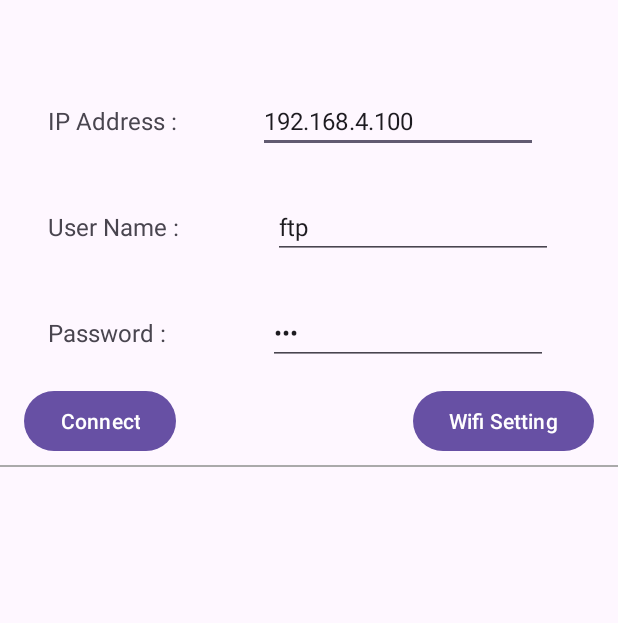
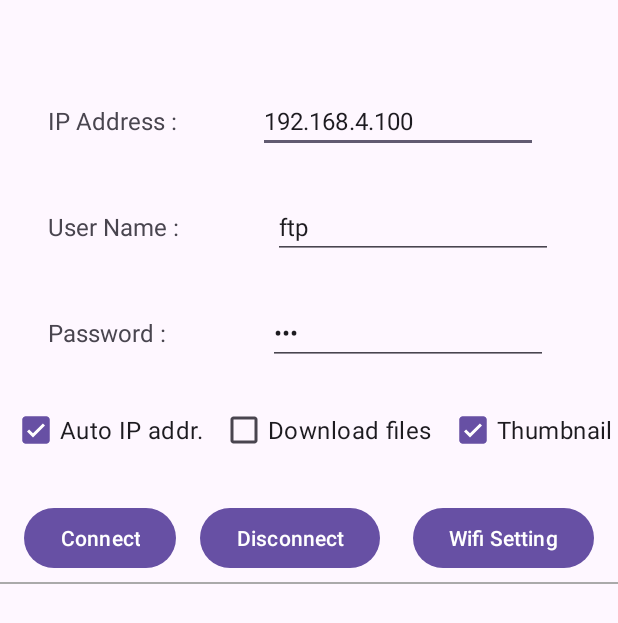
Before and after one commit to MRSa/TestSampleApp, an Android app: the screen it shows after launch (MainActivity), on a phone screen of 412 x 824 dp. Shown: the top 623 px of the screen. Run offline under Robolectric (Android 15) with nearby library versions, the phone set to English and light mode, and no system bars.

Commit message:
画面イメージについて、branchから展開。

```diff
--- a/app/src/main/java/net/osdn/ja/gokigen/testsampleapp/MainActivity.kt
+++ b/app/src/main/java/net/osdn/ja/gokigen/testsampleapp/MainActivity.kt
@@ -5,10 +5,12 @@ import android.content.pm.PackageManager
 import android.os.Build
 import androidx.appcompat.app.AppCompatActivity
 import android.os.Bundle
+import android.text.method.ScrollingMovementMethod
 import android.util.Log
 import android.view.View
 import android.view.WindowManager
 import android.widget.Button
+import android.widget.TextView
 import android.widget.Toast
 import androidx.core.app.ActivityCompat
 import androidx.core.content.ContextCompat
@@ -35,10 +37,14 @@ class MainActivity : AppCompatActivity()
         try
         {
             // ボタンと表示エリアを設定する
-            myDataProvider = MyDataProvider(findViewById(R.id.ip_address), findViewById(R.id.ftp_username), findViewById(R.id.ftp_password))
+            myDataProvider = MyDataProvider(findViewById(R.id.ip_address), findViewById(R.id.ftp_username), findViewById(R.id.ftp_password), findViewById(R.id.checkbox1), findViewById(R.id.checkbox2), findViewById(R.id.checkbox3))
             myListener = MyActionListener(this, myDataProvider, findViewById(R.id.text_information), findViewById(R.id.text_status))
             findViewById<Button>(R.id.btnConnect).visibility = View.INVISIBLE
+            findViewById<Button>(R.id.btnDisconnect).visibility = View.INVISIBLE
             findViewById<Button>(R.id.btnWifiSet).visibility = View.INVISIBLE
+
+            // TextViewの表示エリアをスクロールできるようにする
+            findViewById<TextView>(R.id.text_status).setMovementMethod(ScrollingMovementMethod())
 
             // 権限が確保されているか確認する
             if (allPermissionsGranted())
@@ -64,22 +70,24 @@ class MainActivity : AppCompatActivity()
         try
         {
             // ボタン押下を有効化する
-            val btn1 = findViewById<Button>(R.id.btnConnect)
-            btn1.setOnClickListener(myListener)
-            btn1.setOnLongClickListener(myListener)
-            btn1.visibility = View.VISIBLE
-
-            // ボタン押下を有効化する
-            val btn2 = findViewById<Button>(R.id.btnWifiSet)
-            btn2.setOnClickListener(myListener)
-            btn2.setOnLongClickListener(myListener)
-            btn2.visibility = View.VISIBLE
+            enableButton(R.id.btnConnect)
+            enableButton(R.id.btnDisconnect)
+            enableButton(R.id.btnWifiSet)
 
         }
         catch (e: Exception)
         {
             e.printStackTrace()
         }
+    }
+
+    private fun enableButton(id: Int)
+    {
+        // ボタン押下を有効化する
+        val btn1 = findViewById<Button>(id)
+        btn1.setOnClickListener(myListener)
+        btn1.setOnLongClickListener(myListener)
+        btn1.visibility = View.VISIBLE
     }
 
     private fun allPermissionsGranted() : Boolean
--- a/app/src/main/java/net/osdn/ja/gokigen/testsampleapp/MyDataProvider.kt
+++ b/app/src/main/java/net/osdn/ja/gokigen/testsampleapp/MyDataProvider.kt
@@ -1,11 +1,10 @@
 package net.osdn.ja.gokigen.testsampleapp
 
+import android.widget.CheckBox
 import android.widget.EditText
 
-class MyDataProvider(private val address: EditText, private val user: EditText, private val pass: EditText)
+class MyDataProvider(private val address: EditText, private val user: EditText, private val pass: EditText, private val check1: CheckBox, private val check2: CheckBox, private val check3: CheckBox)
 {
-
-
     fun getAddress() : String
     {
         return (address.text.toString())
@@ -18,7 +17,21 @@ class MyDataProvider(private val address: EditText, private val user: EditText,
 
     fun getPass() : String
     {
-        return (user.text.toString())
+        return (pass.text.toString())
     }
 
+    fun getCheck1() : Boolean
+    {
+        return (check1.isChecked)
+    }
+
+    fun getCheck2() : Boolean
+    {
+        return (check2.isChecked)
+    }
+
+    fun getCheck3() : Boolean
+    {
+        return (check3.isChecked)
+    }
 }
--- a/app/src/main/res/layout/activity_main.xml
+++ b/app/src/main/res/layout/activity_main.xml
@@ -29,7 +29,7 @@
         android:layout_marginTop="24dp"
         android:text="@string/lbl_connect"
         app:layout_constraintStart_toStartOf="parent"
-        app:layout_constraintTop_toBottomOf="@+id/textView4" />
+        app:layout_constraintTop_toBottomOf="@+id/layout_checkbox1" />
 
     <EditText
         android:id="@+id/ip_address"
@@ -41,8 +41,8 @@
         android:inputType="text"
         android:text="192.168.4.100"
         app:layout_constraintEnd_toEndOf="parent"
-        app:layout_constraintStart_toEndOf="@+id/textView2"
-        app:layout_constraintTop_toBottomOf="@+id/text_information" />
+        app:layout_constraintStart_toEndOf="@id/textView2"
+        app:layout_constraintTop_toBottomOf="@id/text_information" />
 
     <EditText
         android:id="@+id/ftp_username"
@@ -68,7 +68,7 @@
         android:inputType="textPassword"
         app:layout_constraintEnd_toEndOf="parent"
         app:layout_constraintHorizontal_bias="0.577"
-        app:layout_constraintStart_toEndOf="@+id/textView4"
+        app:layout_constraintStart_toEndOf="@id/textView4"
         app:layout_constraintTop_toBottomOf="@id/ftp_username" />
 
     <TextView
@@ -109,6 +109,49 @@
         app:layout_constraintStart_toStartOf="parent"
         app:layout_constraintTop_toBottomOf="@id/textView3" />
 
+    <LinearLayout
+        android:layout_width="match_parent"
+        android:layout_height="wrap_content"
+        android:id="@+id/layout_checkbox1"
+        app:layout_constraintStart_toStartOf="parent"
+        android:layout_marginTop="30dp"
+        android:layout_marginBottom="30dp"
+        app:layout_constraintTop_toBottomOf="@id/textView4"
+        android:orientation="horizontal">
+
+        <CheckBox
+            android:layout_width="wrap_content"
+            android:layout_height="wrap_content"
+            android:id="@+id/checkbox1"
+            android:layout_weight="1"
+            android:layout_marginStart="8dp"
+            android:layout_marginLeft="8dp"
+            android:textSize="16sp"
+            android:text="Auto IP addr."
+            android:checked="true" />
+
+        <CheckBox
+            android:layout_width="wrap_content"
+            android:layout_height="wrap_content"
+            android:id="@+id/checkbox2"
+            android:layout_weight="1"
+            android:layout_marginStart="8dp"
+            android:layout_marginLeft="8dp"
+            android:textSize="16sp"
+            android:text="Download files"
+            android:checked="false" />
+
+        <CheckBox
+            android:layout_width="wrap_content"
+            android:layout_height="wrap_content"
+            android:id="@+id/checkbox3"
+            android:layout_weight="1"
+            android:layout_marginStart="8dp"
+            android:layout_marginLeft="8dp"
+            android:textSize="16sp"
+            android:text="Thumbnail"
+            android:checked="true" />
+    </LinearLayout>
 
     <Button
         android:id="@+id/btnWifiSet"
@@ -119,7 +162,27 @@
         android:layout_marginRight="16dp"
         android:text="Wifi Setting"
         app:layout_constraintEnd_toEndOf="parent"
+        app:layout_constraintLeft_toRightOf="@id/btnDisconnect"
         app:layout_constraintBaseline_toBaselineOf="@id/btnConnect"
+        app:layout_constraintTop_toBottomOf="@id/ftp_password" />
+
+
+    <Button
+        android:id="@+id/btnDisconnect"
+        android:layout_width="wrap_content"
+        android:layout_height="wrap_content"
+        android:layout_marginTop="8dp"
+        android:layout_marginEnd="16dp"
+        android:layout_marginStart="10dp"
+        android:layout_marginLeft="10dp"
+        android:layout_marginRight="16dp"
+        android:text="Disconnect"
+        app:layout_constraintEnd_toEndOf="parent"
+        app:layout_constraintBaseline_toBaselineOf="@id/btnConnect"
+        app:layout_constraintLeft_toRightOf="@id/btnConnect"
+        app:layout_constraintRight_toLeftOf="@id/btnWifiSet"
+        app:layout_constraintStart_toEndOf="@id/btnConnect"
+        app:layout_constraintEnd_toStartOf="@id/btnWifiSet"
         app:layout_constraintTop_toBottomOf="@id/ftp_password" />
 
     <View
@@ -138,10 +201,9 @@
         android:layout_marginStart="8dp"
         android:layout_marginTop="16dp"
         android:layout_marginEnd="8dp"
-        android:textAlignment="center"
         android:textSize="20sp"
         android:scrollbars="vertical"
-        android:minLines="15"
+        android:minLines="18"
         app:layout_constraintStart_toStartOf="parent"
         app:layout_constraintHorizontal_bias="0.0"
         app:layout_constraintTop_toBottomOf="@id/separator"/>
--- a/build.gradle
+++ b/build.gradle
@@ -1,6 +1,6 @@
 // Top-level build file where you can add configuration options common to all sub-projects/modules.
 plugins {
-    id 'com.android.application' version '8.0.2' apply false
-    id 'com.android.library' version '8.0.2' apply false
+    id 'com.android.application' version '8.1.0' apply false
+    id 'com.android.library' version '8.1.0' apply false
     id 'org.jetbrains.kotlin.android' version '1.8.20' apply false
 }
```
